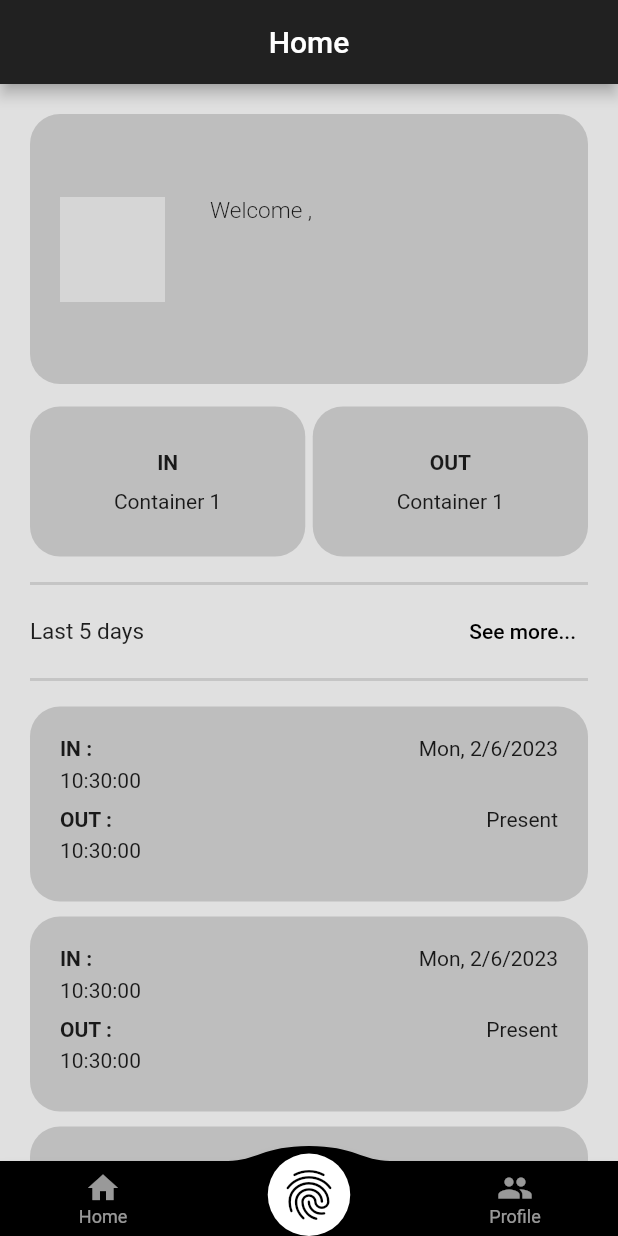
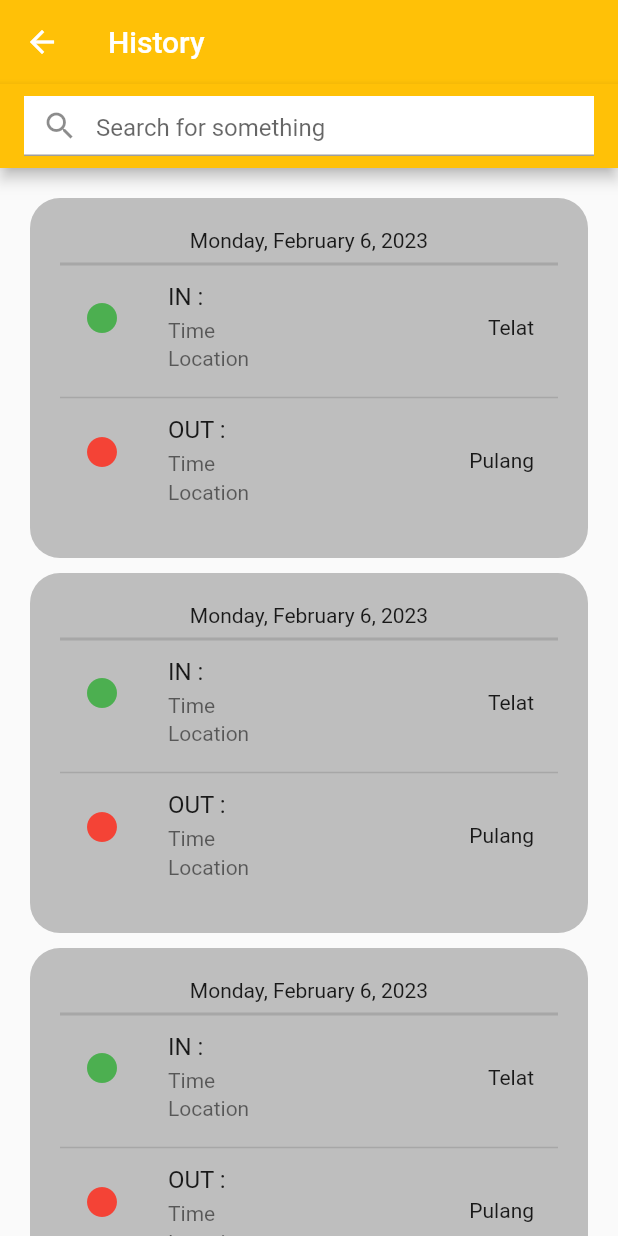
Before and after one commit to Wizfie/TA-presensi, a Flutter app: the HomeAdmin screen opened by its route, item 2 of the bottom bar chosen, after a tap on "See more...", on a phone screen of 412 x 824 dp. Run offline on Flutter 3.47's test engine with Material 2 defaults, Android fonts, the phone set to English and light mode, and no system bars; drawn by our look-alikes of convex_bottom_bar; our stand-ins replace cloud_firestore, firebase_auth, firebase_core, geolocator, get; accounts and stored records are empty; network calls fail; grey boxes are pictures that could not be loaded.

Commit message:
install maps

```diff
--- /dev/null
+++ b/presensi/lib/component/maps.dart
@@ -0,0 +1,42 @@
+import 'package:geolocator/geolocator.dart';
+
+/// Determine the current position of the device.
+///
+/// When the location services are not enabled or permissions
+/// are denied the `Future` will return an error.
+Future<Position> determinePosition() async {
+  bool serviceEnabled;
+  LocationPermission permission;
+
+  // Test if location services are enabled.
+  serviceEnabled = await Geolocator.isLocationServiceEnabled();
+  if (!serviceEnabled) {
+    // Location services are not enabled don't continue
+    // accessing the position and request users of the
+    // App to enable the location services.
+    return Future.error('Location services are disabled.');
+  }
+
+  permission = await Geolocator.checkPermission();
+  if (permission == LocationPermission.denied) {
+    permission = await Geolocator.requestPermission();
+    if (permission == LocationPermission.denied) {
+      // Permissions are denied, next time you could try
+      // requesting permissions again (this is also where
+      // Android's shouldShowRequestPermissionRationale
+      // returned true. According to Android guidelines
+      // your App should show an explanatory UI now.
+      return Future.error('Location permissions are denied');
+    }
+  }
+
+  if (permission == LocationPermission.deniedForever) {
+    // Permissions are denied forever, handle appropriately.
+    return Future.error(
+        'Location permissions are permanently denied, we cannot request permissions.');
+  }
+
+  // When we reach here, permissions are granted and we can
+  // continue accessing the position of the device.
+  return await Geolocator.getCurrentPosition();
+}
--- a/presensi/lib/controller/bottom_control.dart
+++ b/presensi/lib/controller/bottom_control.dart
@@ -1,16 +1,19 @@
 // ignore_for_file: avoid_print
 
+import 'package:geolocator/geolocator.dart';
 import 'package:get/get.dart';
+import 'package:presensi/component/maps.dart';
 import 'package:presensi/routes/route.dart';
 
 RxInt index = 0.obs;
 
-void changeIndex(int i) {
-  print("clikindex=$i");
-
+void changeIndex(int i) async {
   switch (i) {
     case 1:
       print("Present");
+      // determinePosition();
+      Position position = await determinePosition();
+      print("${position.latitude}  ,  ${position.longitude}");
       break;
     case 2:
       Get.offAllNamed(RouteName.profile);
--- /dev/null
+++ b/presensi/lib/pages/all_details_presence.dart
@@ -0,0 +1,162 @@
+// ignore_for_file: must_be_immutable, unnecessary_string_interpolations
+
+import 'package:flutter/material.dart';
+import 'package:intl/intl.dart';
+
+class AllDetail extends StatelessWidget {
+  AllDetail({super.key});
+
+  var warna = [
+    const Color.fromARGB(255, 190, 190, 190),
+    const Color.fromARGB(255, 32, 167, 245)
+  ];
+
+  @override
+  Widget build(BuildContext context) {
+    return Scaffold(
+      body: CustomScrollView(
+        slivers: [
+          SliverAppBar(
+            backgroundColor: Colors.amber,
+            floating: true,
+            pinned: true,
+            snap: false,
+            centerTitle: false,
+            title: const Text('History'),
+            bottom: AppBar(
+              backgroundColor: Colors.amber,
+              automaticallyImplyLeading: false,
+              title: Container(
+                width: double.infinity,
+                height: 40,
+                color: Colors.white,
+                child: const Center(
+                  child: TextField(
+                    decoration: InputDecoration(
+                      hintText: 'Search for something',
+                      prefixIcon: Icon(Icons.search),
+                    ),
+                  ),
+                ),
+              ),
+            ),
+          ),
+          // Other Sliver Widgets
+          SliverList(
+            delegate: SliverChildListDelegate([
+              ListView.builder(
+                physics: const BouncingScrollPhysics(),
+                padding: const EdgeInsets.all(20),
+                shrinkWrap: true,
+                itemCount: 10,
+                itemBuilder: (context, index) {
+                  return SingleChildScrollView(
+                    child: Container(
+                      height: 240,
+                      margin: const EdgeInsets.only(bottom: 10),
+                      padding: const EdgeInsets.all(20),
+                      decoration: BoxDecoration(
+                        borderRadius: BorderRadius.circular(20),
+                        color: warna[0],
+                      ),
+                      child: Column(
+                        crossAxisAlignment: CrossAxisAlignment.start,
+                        children: [
+                          Row(
+                            // crossAxisAlignment: CrossAxisAlignment.center,
+                            mainAxisAlignment: MainAxisAlignment.center,
+                            children: [
+                              Text(
+                                "${DateFormat.yMMMMEEEEd().format(DateTime.now())}",
+                              ),
+                            ],
+                          ),
+                          const Divider(
+                            thickness: 2,
+                          ),
+                          Column(
+                            children: [
+                              Column(
+                                children: [
+                                  ListTile(
+                                    leading: const Icon(
+                                      Icons.circle,
+                                      color: Colors.green,
+                                    ),
+                                    title: const Padding(
+                                      padding: EdgeInsets.only(bottom: 5),
+                                      child: Text("IN :"),
+                                    ),
+                                    subtitle: Padding(
+                                      padding: const EdgeInsets.only(bottom: 3),
+                                      child: Column(
+                                        crossAxisAlignment:
+                                            CrossAxisAlignment.start,
+                                        children: const [
+                                          Padding(
+                                            padding: EdgeInsets.only(bottom: 3),
+                                            child: Text("Time"),
+                                          ),
+                                          Padding(
+                                            padding: EdgeInsets.only(bottom: 3),
+                                            child: Text("Location"),
+                                          ),
+                                        ],
+                                      ),
+                                    ),
+                                    trailing: const Padding(
+                                      padding: EdgeInsets.only(top: 10),
+                                      child: Text("Telat"),
+                                    ),
+                                  ),
+                                  const Divider(
+                                    thickness: 1,
+                                  ),
+                                  ListTile(
+                                    leading: const Icon(
+                                      Icons.circle,
+                                      color: Colors.red,
+                                    ),
+                                    title: const Padding(
+                                      padding: EdgeInsets.only(bottom: 5),
+                                      child: Text("OUT :"),
+                                    ),
+                                    subtitle: Padding(
+                                      padding: const EdgeInsets.only(bottom: 3),
+                                      child: Column(
+                                        crossAxisAlignment:
+                                            CrossAxisAlignment.start,
+                                        children: const [
+                                          Padding(
+                                            padding: EdgeInsets.only(bottom: 3),
+                                            child: Text("Time"),
+                                          ),
+                                          Padding(
+                                            padding: EdgeInsets.only(bottom: 3),
+                                            child: Text("Location"),
+                                          ),
+                                        ],
+                                      ),
+                                    ),
+                                    trailing: const Padding(
+                                      padding: EdgeInsets.only(top: 10),
+                                      child: Text("Pulang"),
+                                    ),
+                                  ),
+                                ],
+                              ),
+                            ],
+                          ),
+                        ],
+                      ),
+                    ),
+                  );
+                },
+              ),
+            ]),
+          ),
+        ],
+      ),
+    );
+  }
+}
--- a/presensi/lib/pages/home_view.dart
+++ b/presensi/lib/pages/home_view.dart
@@ -4,9 +4,11 @@ import 'package:cloud_firestore/cloud_firestore.dart';
 import 'package:convex_bottom_bar/convex_bottom_bar.dart';
 import 'package:firebase_auth/firebase_auth.dart';
 import 'package:flutter/material.dart';
+import 'package:get/get.dart';
 import 'package:intl/intl.dart';
 import 'package:presensi/controller/bottom_control.dart';
 import 'package:presensi/controller/stream_user.dart';
+import 'package:presensi/routes/route.dart';
 
 class HomeAdmin extends StatelessWidget {
   HomeAdmin({super.key});
@@ -98,13 +100,6 @@ class HomeAdmin extends StatelessWidget {
                                         style: const TextStyle(
                                             fontSize: 12,
                                             fontWeight: FontWeight.w400)),
-                                    // const SizedBox(
-                                    //   height: 5,
-                                    // ),
-                                    // Text("${user['role']}",
-                                    //     style: const TextStyle(
-                                    //         fontSize: 12,
-                                    //         fontWeight: FontWeight.w400))
                                   ],
                                 ),
                               ),
@@ -267,6 +262,7 @@ class HomeAdmin extends StatelessWidget {
                         TextButton(
                           onPressed: () {
                             //
+                            Get.toNamed(RouteName.allDetail);
                           },
                           child: const Text(
                             "See more...",
@@ -284,9 +280,17 @@ class HomeAdmin extends StatelessWidget {
                     ListView.builder(
                       physics: const BouncingScrollPhysics(),
                       shrinkWrap: true,
-                      itemCount: 5,
+                      itemCount: 3,
                       itemBuilder: (context, index) {
                         return SingleChildScrollView(
+                          child: InkWell(
+                            onTap: () {
+                              //aksi
+                              Get.toNamed(
+                                RouteName.detailP,
+                              );
+                              print(index);
+                            },
                             child: Container(
                               height: 130,
                               margin: const EdgeInsets.only(bottom: 10),
@@ -339,6 +343,7 @@ class HomeAdmin extends StatelessWidget {
                                 ],
                               ),
                             ),
+                          ),
                         );
                       },
                     )
--- a/presensi/pubspec.yaml
+++ b/presensi/pubspec.yaml
@@ -42,6 +42,7 @@ dependencies:
   image_picker: ^0.8.6+1
   convex_bottom_bar: ^3.2.0
   intl: ^0.17.0
+  geolocator: ^9.0.2
 
 dev_dependencies:
   flutter_test:
```
Also changed, not shown: presensi/lib/pages/details_presence.dart (added, +148 -0 lines), presensi/lib/pages/home_page.dart (+3 -17 lines), presensi/lib/routes/route.dart (+19 -3 lines), presensi/pubspec.lock, 5 other files. Lines whose indentation alone changed are shown as unchanged.
